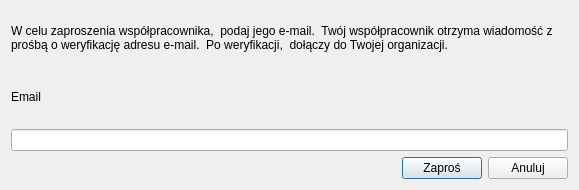
gis-support/usemaps-lite-plugin, file usemaps_lite/ui/invite_user.ui: the form before one commit.
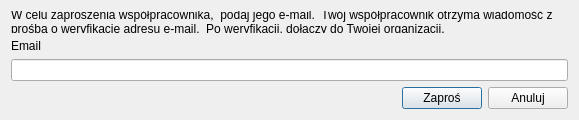
The form after the commit.

```diff
--- a/usemaps_lite/ui/invite_user.ui
+++ b/usemaps_lite/ui/invite_user.ui
@@ -7,19 +7,19 @@
     <x>0</x>
     <y>0</y>
     <width>579</width>
-    <height>190</height>
+    <height>120</height>
    </rect>
   </property>
   <property name="minimumSize">
    <size>
     <width>579</width>
-    <height>190</height>
+    <height>120</height>
    </size>
   </property>
   <property name="maximumSize">
    <size>
     <width>579</width>
-    <height>180</height>
+    <height>120</height>
    </size>
   </property>
   <property name="windowTitle">
@@ -29,7 +29,7 @@
    <item>
     <widget class="QLabel" name="label">
      <property name="text">
-      <string>W celu zaproszenia współpracownika,  podaj jego e-mail.  Twój współpracownik otrzyma wiadomość z prośbą o weryfikację adresu e-mail.  Po weryfikacji,  dołączy do Twojej organizacji.</string>
+      <string>W celu zaproszenia współpracownika,  podaj jego e-mail.  Twój współpracownik otrzyma wiadomość z prośbą o weryfikację adresu e-mail.  Po weryfikacji, dołączy do Twojej organizacji.</string>
      </property>
      <property name="wordWrap">
       <bool>true</bool>
```
